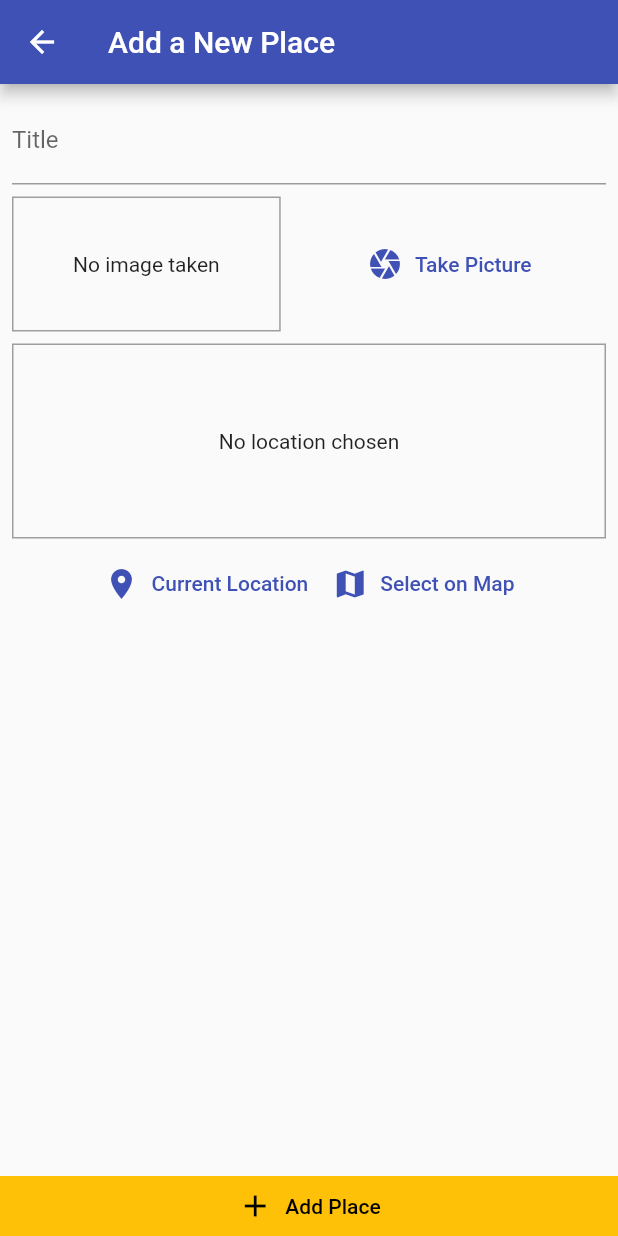
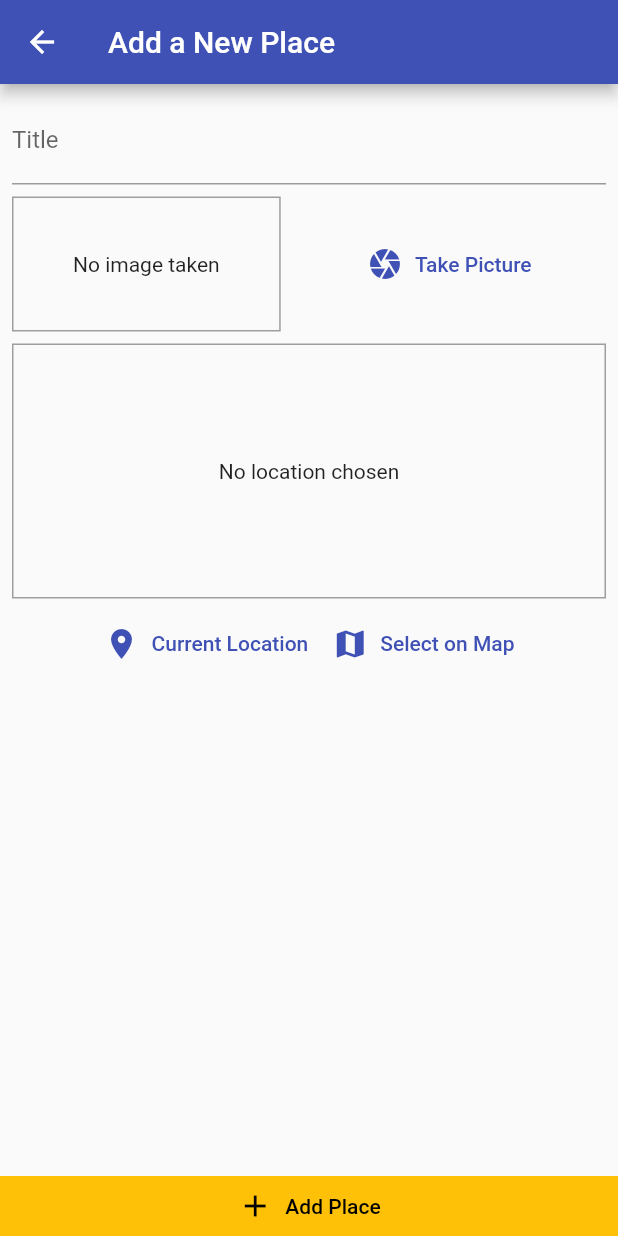
Before and after one commit to devborland/great_places_flutter, a Flutter app: the AddPlacePage screen opened by its route, on a phone screen of 412 x 824 dp. Run offline on Flutter 3.47's test engine with Material 2 defaults, Android fonts, the light colour scheme and no system bars; our stand-ins replace image_picker, location, sqflite; accounts and stored records are empty.

Commit message:
Displaying Static Map snapshot fixes

```diff
--- a/lib/widgets/location_input.dart
+++ b/lib/widgets/location_input.dart
@@ -29,7 +29,7 @@ class _LocationInputState extends State<LocationInput> {
     return Column(
       children: [
         Container(
-          height: 130,
+          height: 170,
           width: double.infinity,
           alignment: Alignment.center,
           decoration: BoxDecoration(
```
